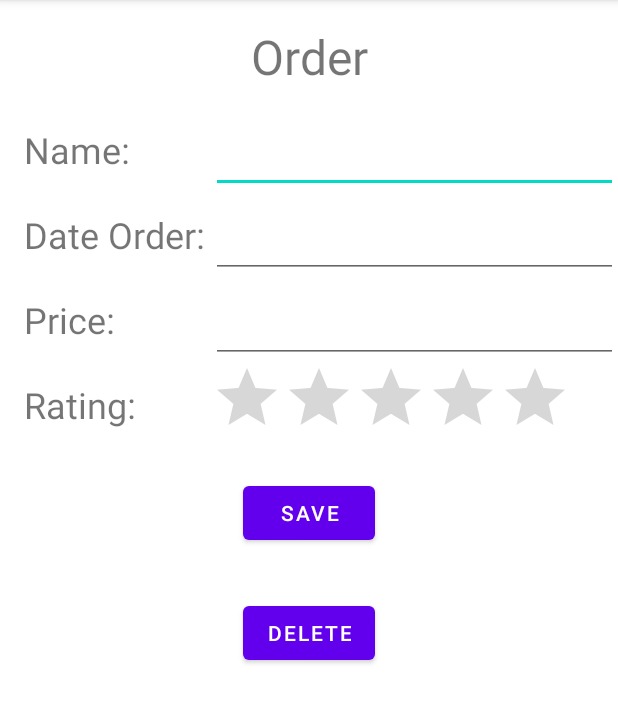
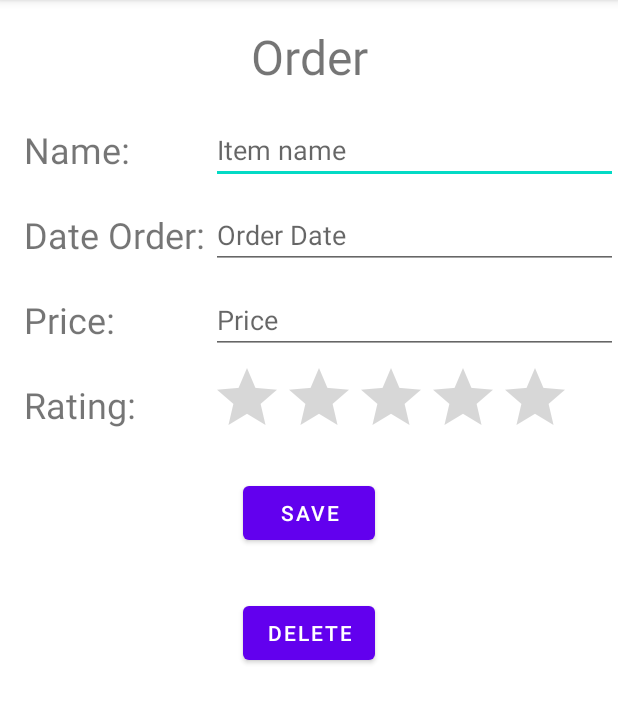
Before and after one commit to JKhanh/AppSQL, an Android app: the OrderModifyFragment screen opened directly, with no data from a screen before it, on a phone screen of 412 x 824 dp, the part 84-807 px from its top. Run offline under Robolectric (Android 15) with nearby library versions, the phone set to English and light mode, and no system bars; our stand-ins replace Room's generated code.

Commit message:
Add hint to edittext

```diff
--- a/app/src/main/res/layout/fragment_order_modify.xml
+++ b/app/src/main/res/layout/fragment_order_modify.xml
@@ -32,9 +32,11 @@
         android:layout_width="0dp"
         android:layout_height="wrap_content"
         android:layout_marginStart="48dp"
+        android:hint="Item name"
         app:layout_constraintStart_toEndOf="@id/text_name"
         app:layout_constraintTop_toTopOf="@id/text_name"
-        app:layout_constraintEnd_toEndOf="parent"/>
+        app:layout_constraintEnd_toEndOf="parent"
+        app:layout_constraintBottom_toBottomOf="@id/text_name"/>
 
     <TextView
         android:id="@+id/text_date"
@@ -50,10 +52,11 @@
         android:id="@+id/et_date"
         android:layout_width="0dp"
         android:layout_height="wrap_content"
+        android:hint="Order Date"
         app:layout_constraintStart_toStartOf="@id/et_name"
-        app:layout_constraintStart_toEndOf="@id/text_date"
         app:layout_constraintTop_toTopOf="@id/text_date"
-        app:layout_constraintEnd_toEndOf="parent"/>
+        app:layout_constraintEnd_toEndOf="parent"
+        app:layout_constraintBottom_toBottomOf="@id/text_date"/>
 
     <TextView
         android:id="@+id/text_price"
@@ -70,10 +73,11 @@
         android:layout_width="0dp"
         android:layout_height="wrap_content"
         android:inputType="numberDecimal"
+        android:hint="Price"
         app:layout_constraintStart_toStartOf="@id/et_name"
-        app:layout_constraintStart_toEndOf="@id/text_price"
         app:layout_constraintTop_toTopOf="@id/text_price"
-        app:layout_constraintEnd_toEndOf="parent"/>
+        app:layout_constraintEnd_toEndOf="parent"
+        app:layout_constraintBottom_toBottomOf="@id/text_price"/>
 
     <TextView
         android:id="@+id/text_rating"
```
